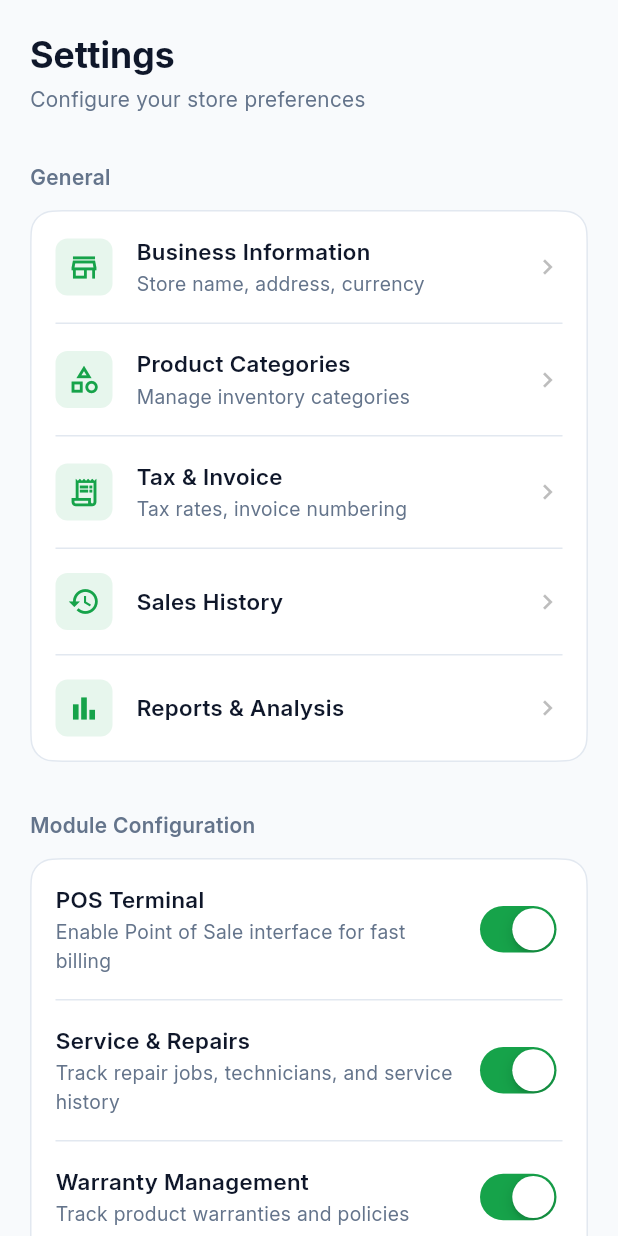
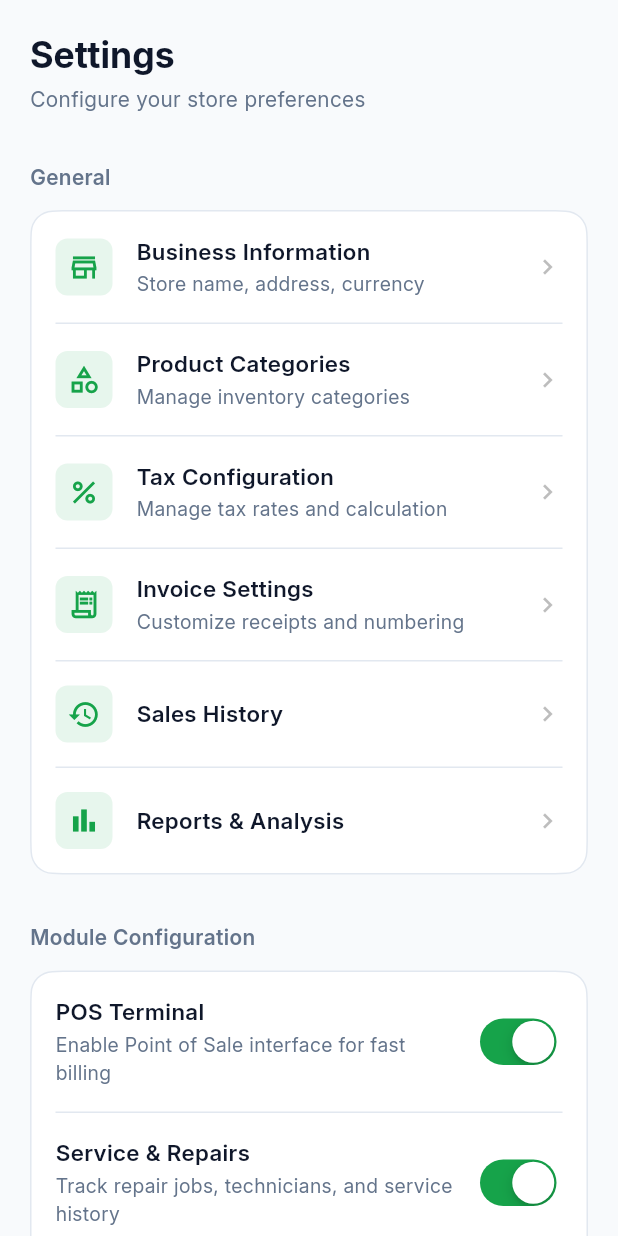
Before and after one commit to muhd-fahad/shelfo, a Flutter app: the SettingsScreen screen opened by its route, on a phone screen of 412 x 824 dp. Run offline on Flutter 3.47's test engine with Material 3 defaults, Android fonts, the phone set to English and light mode, and no system bars; our stand-ins replace flutter_svg, hive_ce, hive_ce_flutter; accounts and stored records are empty.

Commit message:
screen update - tax & invoice

```diff
--- a/lib/routes/app_routes.dart
+++ b/lib/routes/app_routes.dart
@@ -7,6 +7,7 @@ import 'package:shelfo/screens/purchase_order_screen.dart';
 import 'package:shelfo/screens/sales_order_screen.dart';
 import 'package:shelfo/screens/settings/business_details_screen.dart';
 import 'package:shelfo/screens/settings/categories_settings_screen.dart';
+import 'package:shelfo/screens/settings/tax_settings_screen.dart';
 import 'package:shelfo/widgets/bottom_navbar/bottom_navbar_widget.dart';
 
 import '../screens/home_screen.dart';
@@ -23,6 +24,8 @@ class AppRoutes {
   static const String businessInfo = '/businessInfo';
   static const String taxConfig = '/taxConfig';
   static const String invoiceSettings = '/invoice';
+  static const String taxSettings = '/taxSettings';
+  static const String invoiceDetails = '/invoiceDetails';
 
   static const String notification = '/notification';
   static const String inventory = '/category';
@@ -46,6 +49,8 @@ class AppRoutes {
     settings: (context) => const SettingsScreen(),
     businessDetails: (context) => const BusinessDetailsScreen(),
     categoriesSettings: (context) => const CategoriesSettingsScreen(),
+    taxSettings: (context) => const TaxSettingsScreen(),
+    invoiceDetails: (context) => const InvoiceSettingsScreen(),
     pos: (context) => const HomeScreen(),
     reports: (context) => const ReportScreen(),
     salesOrder: (context) => const SalesOrderScreen(),
--- a/lib/screens/settings/categories_settings_screen.dart
+++ b/lib/screens/settings/categories_settings_screen.dart
@@ -2,7 +2,6 @@ import 'package:flutter/material.dart';
 import 'package:provider/provider.dart';
 import 'package:shelfo/provider/category_provider.dart';
 import 'package:shelfo/screens/settings/edit_category_screen.dart';
-import 'package:shelfo/utils/theme/theme.dart';
 import 'package:shelfo/utils/theme/theme_constants.dart';
 
 import 'package:shelfo/widgets/sfo_common/sfo_dialog.dart';
--- a/lib/screens/settings/settings_screen.dart
+++ b/lib/screens/settings/settings_screen.dart
@@ -60,10 +60,21 @@ class SettingsScreen extends StatelessWidget {
                 ),
                 const SFODivider(),
                 SFOTile(
+                  icon: Icons.percent_outlined,
+                  title: "Tax Configuration",
+                  subtitle: "Manage tax rates and calculation",
+                  onTap: () {
+                    Navigator.pushNamed(context, AppRoutes.taxSettings);
+                  },
+                ),
+                const SFODivider(),
+                SFOTile(
                   icon: Icons.receipt_long_outlined,
-                  title: "Tax & Invoice",
-                  subtitle: "Tax rates, invoice numbering",
-                  onTap: () {},
+                  title: "Invoice Settings",
+                  subtitle: "Customize receipts and numbering",
+                  onTap: () {
+                    Navigator.pushNamed(context, AppRoutes.invoiceDetails);
+                  },
                 ),
                 const SFODivider(),
                 SFOTile(
```
